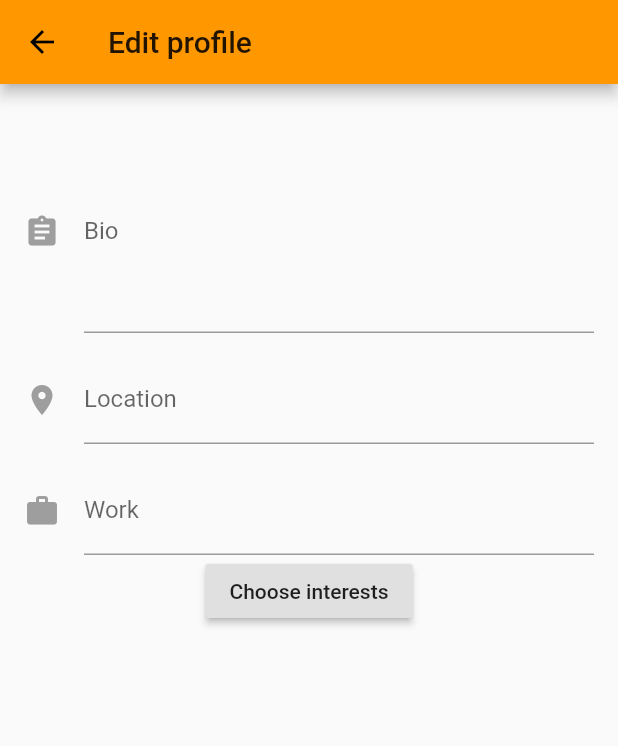
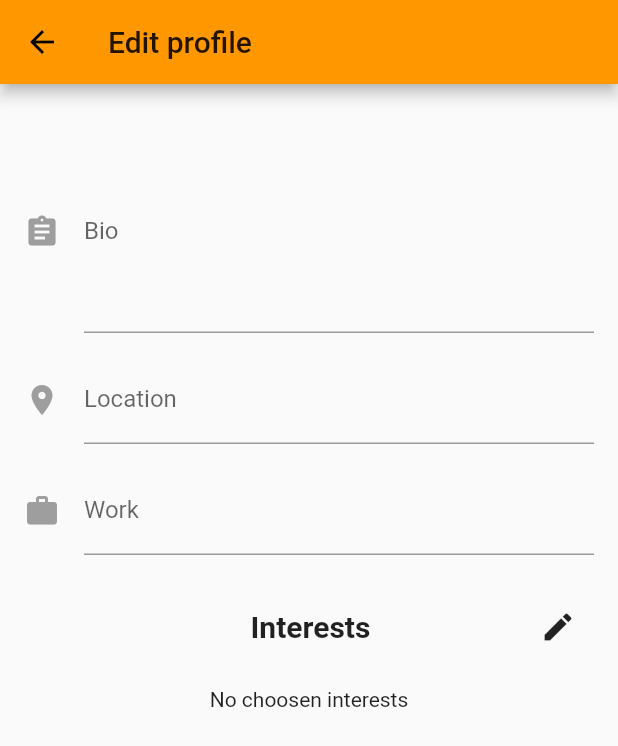
Before and after one commit to softeng-feup/open-cx-verdade-productions, a Flutter app: the EditProfile screen opened directly, on a phone screen of 412 x 824 dp. Shown: the top 746 px of the screen. Run offline on Flutter 3.47's test engine with Material 2 defaults, Android fonts, the phone set to English and light mode, and no system bars; our stand-ins replace cloud_firestore, firebase_auth, firebase_storage, image_cropper, image_picker; accounts and stored records are empty.

Commit message:
Finish edit profile page, still not connected to firebase

```diff
--- a/conferly/lib/screens/editProfile.dart
+++ b/conferly/lib/screens/editProfile.dart
@@ -45,22 +45,19 @@ class EditProfileState extends State<EditProfile> {
         appBar: AppBar(
         title: Text("Edit profile"),
       ),
-      body:
-      Container(
+      body: SingleChildScrollView(
+          child: Container(
             padding: EdgeInsets.all(16),
             child: Column(
               children: <Widget>[
                 _showBioInput(),
                 _showLocationInput(),
                 _showWorkInput(),
-            RaisedButton(
-              child: Text("Choose interests"),
-              onPressed: () => _showReportDialog(),
-            ),
-//            Text(selectedInterestsList.join(" , ")),
+                _showInterestsInput(),
                 _buildInterests()
               ],
             ),
+          )
         )
     );
   }
@@ -71,18 +68,16 @@ class EditProfileState extends State<EditProfile> {
       child: new TextFormField(
         keyboardType: TextInputType.multiline,
         maxLines: 5,
-//        obscureText: true,
         autofocus: false,
-
 
         decoration: new InputDecoration(
             labelText: 'Bio',
-//            ),
             icon: new Icon(
               Icons.assignment,
               color: Colors.grey,
-      )),
-//        validator: (value) => value.isEmpty ? 'Password can\'t be empty' : null,
+            )
+        ),
+
         onSaved: (value) => _bio = value.trim(),
       ),
     );
@@ -92,20 +87,16 @@ class EditProfileState extends State<EditProfile> {
     return Padding(
       padding: const EdgeInsets.fromLTRB(0.0, 15.0, 0.0, 0.0),
       child: new TextFormField(
-//        keyboardType: TextInputType.multiline,
         maxLines: 1,
-//        obscureText: true,
         autofocus: false,
-
 
         decoration: new InputDecoration(
             labelText: 'Location',
-//            ),
             icon: new Icon(
               Icons.place,
               color: Colors.grey,
             )),
-//        validator: (value) => value.isEmpty ? 'Password can\'t be empty' : null,
+
         onSaved: (value) => _location = value.trim(),
       ),
     );
@@ -116,26 +107,41 @@ class EditProfileState extends State<EditProfile> {
     return Padding(
       padding: const EdgeInsets.fromLTRB(0.0, 15.0, 0.0, 0.0),
       child: new TextFormField(
-//        keyboardType: TextInputType.multiline,
         maxLines: 1,
-//        obscureText: true,
         autofocus: false,
-
 
         decoration: new InputDecoration(
             labelText: 'Work',
-//            ),
             icon: new Icon(
               Icons.work,
               color: Colors.grey,
             )),
-//        validator: (value) => value.isEmpty ? 'Password can\'t be empty' : null,
+
         onSaved: (value) => _work = value.trim(),
       ),
     );
   }
 
+  Widget _showInterestsInput(){
+    return Container(
+      margin: EdgeInsets.only(top: 24, bottom: 8),
+      child: Row(
+        mainAxisAlignment: MainAxisAlignment.spaceBetween,
+        children: <Widget>[
+          Container(width: 50.0, height: 0.0),
+          //                Text("Interests", style: TextStyle(fontSize: 20, fontWeight: FontWeight.bold)),
+          Text("Interests", style: TextStyle(fontSize: 20, fontWeight: FontWeight.bold),),
+          IconButton(icon: Icon(Icons.edit, size: 24.0), onPressed: () => _showReportDialog()),
+        ],
+      ),
+    );
+  }
+
   _showReportDialog() {
+    List<String> listCur = new List<String>.from(selectedInterestsList);
+
+    const String CONFIRM = "CONFIRM";
+
     showDialog(
         context: context,
         builder: (BuildContext context) {
@@ -144,20 +150,28 @@ class EditProfileState extends State<EditProfile> {
             title: Text("Choose Interests"),
             content: MultiSelectChip(
               reportList,
-              previousSelected: selectedInterestsList,
+              previousSelected: listCur,
               onSelectionChanged: (selectedList) {
-                setState(() {
-                  selectedInterestsList = selectedList;
-                });
+//                setState(() {
+                  listCur = selectedList;
+//                });
               },
             ),
             actions: <Widget>[
               FlatButton(
                 child: Text("Submit"),
-                onPressed: () => Navigator.of(context).pop(),
+                onPressed: () => Navigator.of(context).pop(CONFIRM),
               )
             ],
           );
+        }).then((onValue){
+          if (onValue == CONFIRM){
+            setState(() {
+              selectedInterestsList = new List<String>.from(listCur);
+            });
+          } else {
+            listCur = new List<String>.from(selectedInterestsList);
+          }
     });
   }
 
@@ -172,6 +186,13 @@ class EditProfileState extends State<EditProfile> {
             labelPadding: EdgeInsets.all(5),
             padding: EdgeInsets.all(5),
           )
+      );
+    }
+
+    if (chipChildren.length == 0){
+      return Container(
+        margin: EdgeInsets.all(8),
+        child: Text("No choosen interests"),
       );
     }
 
```
Lines whose indentation alone changed are shown as unchanged.
